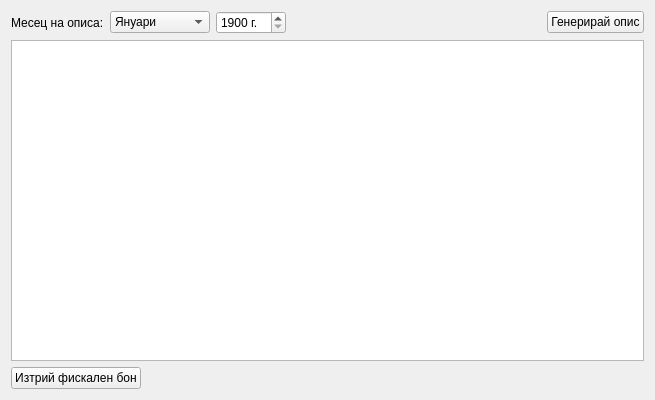
Old version of the form src/View/Widgets/FiscalReportView.ui in the repository thefinalcutbg/DinoDent.
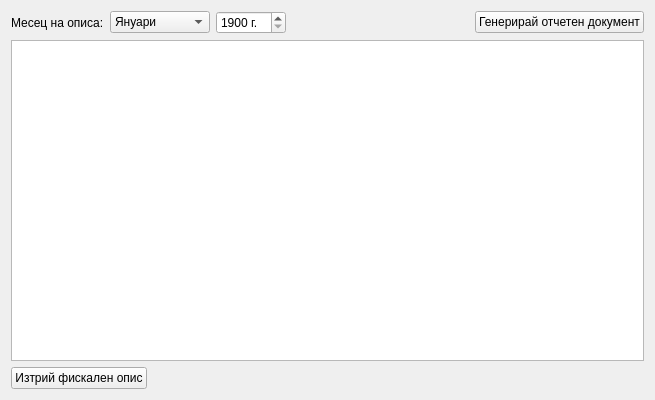
New version of the form.

Diff of the .ui file:
```diff
--- a/src/View/Widgets/FiscalReportView.ui
+++ b/src/View/Widgets/FiscalReportView.ui
@@ -134,7 +134,7 @@
      <item>
       <widget class="QPushButton" name="generateFiscalDescr">
        <property name="text">
-        <string>Генерирай опис</string>
+        <string>Генерирай отчетен документ</string>
        </property>
       </widget>
      </item>
@@ -148,7 +148,7 @@
      <item>
       <widget class="QPushButton" name="deleteReceipt">
        <property name="text">
-        <string>Изтрий фискален бон</string>
+        <string>Изтрий фискален опис</string>
        </property>
       </widget>
      </item>
```
